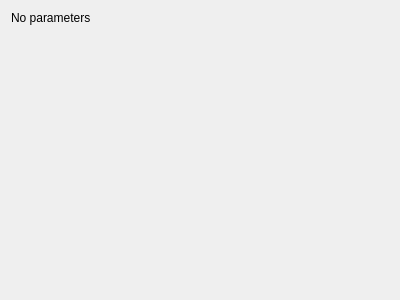
This is mandelbulber2/qt_data/fractal_msltoesym2.ui in buddhi1980/mandelbulber2 as Qt 5 draws it before an edit. The edited form follows.
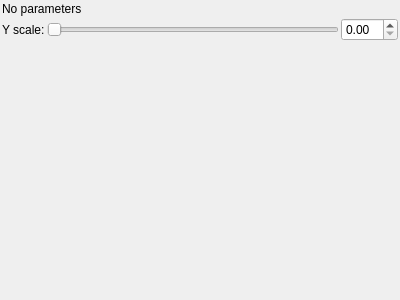
This is the edited form. Custom widgets are drawn as their Qt base class.

Commit message: Added missing ui element for msltoesym2 formula

```diff
--- a/mandelbulber2/qt_data/fractal_msltoesym2.ui
+++ b/mandelbulber2/qt_data/fractal_msltoesym2.ui
@@ -14,6 +14,21 @@
    <string>Form</string>
   </property>
   <layout class="QVBoxLayout" name="verticalLayout">
+   <property name="spacing">
+    <number>2</number>
+   </property>
+   <property name="leftMargin">
+    <number>2</number>
+   </property>
+   <property name="topMargin">
+    <number>2</number>
+   </property>
+   <property name="rightMargin">
+    <number>2</number>
+   </property>
+   <property name="bottomMargin">
+    <number>2</number>
+   </property>
    <item>
     <widget class="QLabel" name="label">
      <property name="text">
@@ -21,6 +36,61 @@
      </property>
     </widget>
    </item>
+   <item>
+    <layout class="QGridLayout" name="gridLayout">
+     <property name="spacing">
+      <number>2</number>
+     </property>
+     <item row="0" column="1">
+      <widget class="QSlider" name="slider_msltoesym2_y_multiplier">
+       <property name="minimum">
+        <number>0</number>
+       </property>
+       <property name="maximum">
+        <number>5000</number>
+       </property>
+       <property name="singleStep">
+        <number>1</number>
+       </property>
+       <property name="pageStep">
+        <number>100</number>
+       </property>
+       <property name="orientation">
+        <enum>Qt::Horizontal</enum>
+       </property>
+      </widget>
+     </item>
+     <item row="0" column="0">
+      <widget class="QLabel" name="label_8">
+       <property name="text">
+        <string>Y scale:</string>
+       </property>
+      </widget>
+     </item>
+     <item row="0" column="2">
+      <widget class="MyDoubleSpinBox" name="spinbox_msltoesym2_y_multiplier">
+       <property name="prefix">
+        <string/>
+       </property>
+       <property name="suffix">
+        <string/>
+       </property>
+       <property name="decimals">
+        <number>2</number>
+       </property>
+       <property name="minimum">
+        <double>0.000000000000000</double>
+       </property>
+       <property name="maximum">
+        <double>50.000000000000000</double>
+       </property>
+       <property name="singleStep">
+        <double>0.100000000000000</double>
+       </property>
+      </widget>
+     </item>
+    </layout>
+   </item>
    <item>
     <spacer name="verticalSpacer">
      <property name="orientation">
@@ -36,6 +106,13 @@
    </item>
   </layout>
  </widget>
+ <customwidgets>
+  <customwidget>
+   <class>MyDoubleSpinBox</class>
+   <extends>QDoubleSpinBox</extends>
+   <header>mydoublespinbox.h</header>
+  </customwidget>
+ </customwidgets>
  <resources/>
  <connections/>
 </ui>
```
The commit also changes 6 other files.
